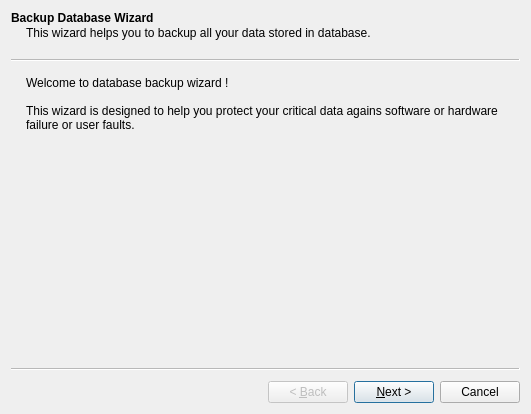
Qt form agt/ui/data/wizard-backup-database.ui (soroush/Qtz) before a commit.
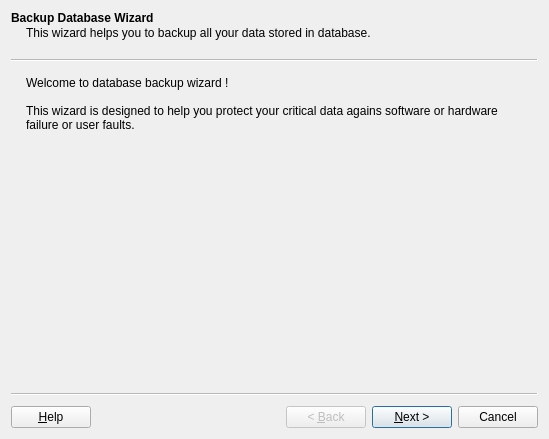
The same form after that commit.

Commit message: Remove weired IO A better UI for Backup/Restore Wizard

```diff
--- a/agt/ui/data/wizard-backup-database.ui
+++ b/agt/ui/data/wizard-backup-database.ui
@@ -6,13 +6,16 @@
    <rect>
     <x>0</x>
     <y>0</y>
-    <width>531</width>
-    <height>414</height>
+    <width>549</width>
+    <height>439</height>
    </rect>
   </property>
   <property name="windowTitle">
    <string>Backup Database Wizard</string>
   </property>
+  <property name="options">
+   <set>QWizard::DisabledBackButtonOnLastPage|QWizard::HaveHelpButton|QWizard::IndependentPages</set>
+  </property>
   <widget class="QWizardPage" name="wizardPageIntro">
    <property name="title">
     <string>Backup Database Wizard</string>
```
Left out of the diff: 545 changed lines with no effect on the pictures. Lines whose indentation alone changed are shown as unchanged. The commit also changes 6 other files.
